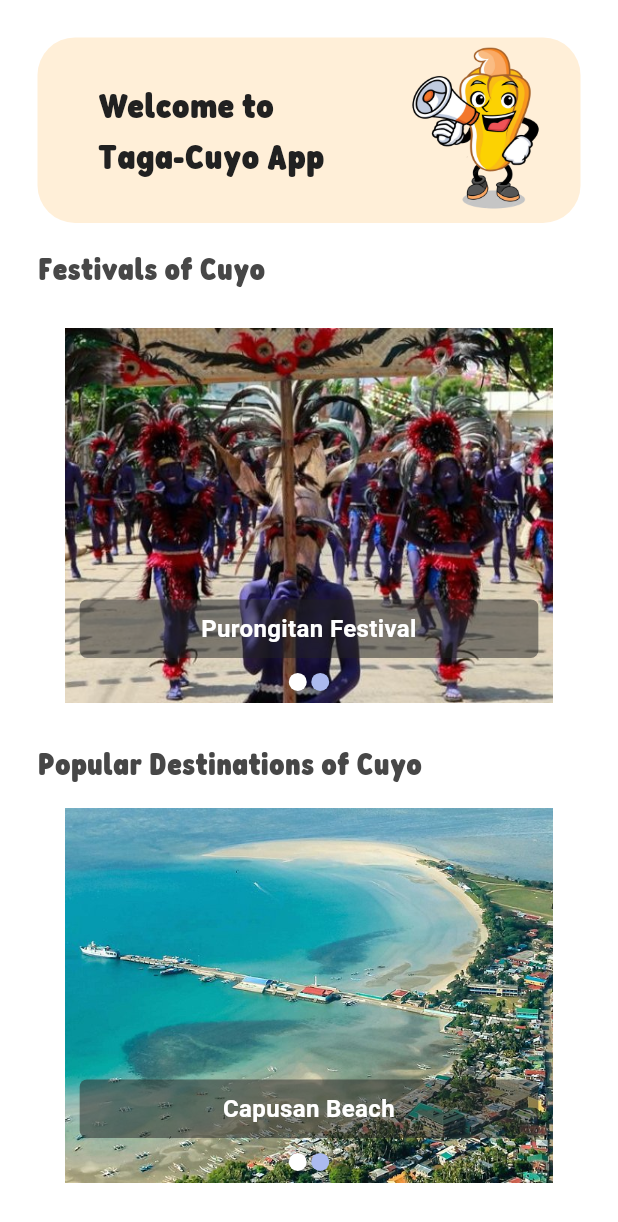
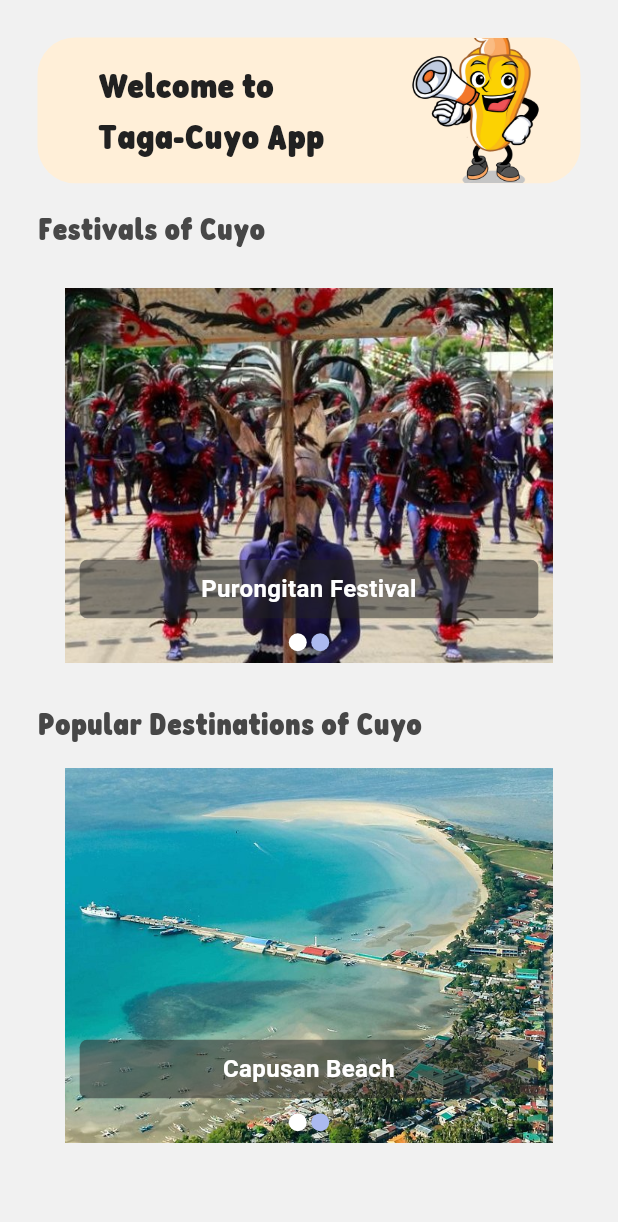
Before and after one commit to zipypie/revised_taga-cuyo, a Flutter app: the HomeScreen screen opened directly, on a phone screen of 412 x 824 dp. Shown: the top 1222 px of the screen. Run offline on Flutter 3.47's test engine with Material 3 defaults, Android fonts, the phone set to English and light mode, and no system bars; drawn by our look-alikes of flutter_carousel_widget; our stand-ins replace curved_navigation_bar, firebase_core; accounts and stored records are empty; statements that could not run were skipped.

Commit message:
Update file name and add translator design

```diff
--- a/lib/app/themes/themes.dart
+++ b/lib/app/themes/themes.dart
@@ -9,7 +9,7 @@ class AppThemes {
       secondary: AppColors.secondary, // Secondary color
       surface: AppColors.primaryBackground, // Background color
     ),
-    scaffoldBackgroundColor: AppColors.primaryBackground,
+    scaffoldBackgroundColor: const Color.fromARGB(255, 241, 241, 241),
     textTheme: const TextTheme(
       bodyLarge: TextStyle(color: Color(0xFF000000)), // Replace bodyText1
       bodyMedium: TextStyle(color: Color(0xFF000000)), // Replace bodyText2
--- /dev/null
+++ b/lib/core/utils/screen_utils.dart
@@ -0,0 +1,11 @@
+import 'package:flutter/widgets.dart';
+
+class ScreenUtils {
+  static double getScreenWidth(BuildContext context) {
+    return MediaQuery.of(context).size.width;
+  }
+
+  static double getScreenHeight(BuildContext context) {
+    return MediaQuery.of(context).size.height - 130;
+  }
+}
--- /dev/null
+++ b/lib/presentation/home/home_screen.dart
@@ -0,0 +1,225 @@
+import 'package:flutter/material.dart';
+import 'package:flutter_carousel_widget/flutter_carousel_widget.dart';
+import 'package:taga_cuyo/core/constants/colors.dart';
+import 'package:taga_cuyo/core/constants/fonts.dart';
+import 'package:taga_cuyo/core/constants/images.dart';
+import 'package:taga_cuyo/core/constants/strings.dart';
+import 'package:taga_cuyo/core/utils/screen_utils.dart';
+
+class HomeScreen extends StatelessWidget {
+  const HomeScreen({super.key});
+
+  @override
+  Widget build(BuildContext context) {
+    return Scaffold(
+      body: Padding(
+        padding: EdgeInsets.fromLTRB(25, 0, 25, 0),
+        child: SingleChildScrollView(
+          child: Column(
+            children: [
+              SizedBox(height: 25),
+              _header1(context),
+              SizedBox(height: 15),
+              _festivalSubtitle(),
+              SizedBox(height: 25),
+              _festivalImages(),
+              SizedBox(height: 25),
+              _destinationSubtitle(),
+              SizedBox(height: 15),
+              _destinationImages(),
+            ],
+          ),
+        ),
+      ),
+    );
+  }
+
+// Custom header widget that displays a welcome message and an image
+  Widget _header1(BuildContext context) {
+    final width = ScreenUtils.getScreenWidth(context) - 130;
+    final height = ScreenUtils.getScreenHeight(context);
+    return Container(
+      height: height * 0.14,
+      decoration: BoxDecoration(
+        borderRadius: BorderRadius.circular(25),
+        color: AppColors.secondaryBackground,
+      ),
+      child: Padding(
+        padding: const EdgeInsets.only(left: 40),
+        child: Row(
+          children: [
+            SizedBox(
+              width: width * 0.72,
+              child: Text(
+                'Welcome to\nTaga-Cuyo App', // Use \n to break the line
+                style: TextStyle(
+                  fontFamily: AppFonts.fcb,
+                  fontSize: 24,
+                  color: AppColors.titleColor,
+                ),
+              ),
+            ),
+            SizedBox(
+              width: width * 0.4, // 30% of the screen width
+              height: width * 0.4,
+              child: Image.asset(
+                LocalImages.cashew1,
+                fit: BoxFit
+                    .cover, // Use BoxFit.cover to make the image cover the area
+              ),
+            )
+          ],
+        ),
+      ),
+    );
+  }
+
+// Displays the subtitle for the festival section
+  Widget _festivalSubtitle() {
+    return Align(
+        alignment: Alignment.topLeft,
+        child: Text(AppString.hsub1, style: TextStyles.heading4));
+  }
+
+// Displays a carousel of festival images with titles
+  Widget _festivalImages() {
+    final List<Map<String, String>> imagesWithTitles = [
+      {'image': LocalImages.event1, 'title': 'Purongitan Festival'},
+      {'image': LocalImages.event2, 'title': 'Ati-atihan Festival'},
+    ];
+
+    return FlutterCarousel(
+      items: imagesWithTitles.map((item) {
+        return Stack(
+          children: [
+            Container(
+              decoration: BoxDecoration(
+                image: DecorationImage(
+                  image: AssetImage(item['image']!),
+                  fit: BoxFit.cover,
+                ),
+              ),
+            ),
+            Positioned(
+              bottom: 30,
+              left: 10,
+              right: 10,
+              child: Container(
+                padding: const EdgeInsets.all(8.0),
+                decoration: BoxDecoration(
+                  color: AppColors.titleColor.withOpacity(0.5),
+                  borderRadius: BorderRadius.circular(5.0),
+                ),
+                child: Text(
+                  item['title']!,
+                  style: const TextStyle(
+                    color: AppColors.primaryBackground,
+                    fontSize: 16.0,
+                    fontWeight: FontWeight.bold,
+                  ),
+                  textAlign: TextAlign.center,
+                ),
+              ),
+            ),
+          ],
+        );
+      }).toList(),
+      options: FlutterCarouselOptions(
+        height: 250,
+        autoPlay: true,
+        enableInfiniteScroll: true,
+        enlargeCenterPage: true,
+        slideIndicator: CircularSlideIndicator(
+          slideIndicatorOptions: SlideIndicatorOptions(
+            currentIndicatorColor: AppColors.primaryBackground,
+            indicatorBackgroundColor: AppColors.accentColor,
+            indicatorRadius: 6.0,
+            itemSpacing: 15.0,
+            enableHalo: true,
+            haloDecoration: BoxDecoration(
+              borderRadius: BorderRadius.circular(10.0),
+              color: AppColors.primary,
+            ),
+            haloPadding: EdgeInsets.all(4.0),
+          ),
+        ),
+      ),
+    );
+  }
+
+  // Displays the subtitle for the destination section
+  Widget _destinationSubtitle() {
+    return Align(
+        alignment: Alignment.topLeft,
+        child: Text(AppString.hsub2, style: TextStyles.heading4));
+  }
+
+  // Displays a carousel of destination images with titles
+  Widget _destinationImages() {
+    final List<Map<String, String>> imagesWithTitles = [
+      {'image': LocalImages.destination1, 'title': 'Capusan Beach'},
+      {
+        'image': LocalImages.destination2,
+        'title': 'St. Augustine Parish Church'
+      },
+    ];
+
+    return FlutterCarousel(
+      items: imagesWithTitles.map((item) {
+        return Stack(
+          children: [
+            Container(
+              decoration: BoxDecoration(
+                image: DecorationImage(
+                  image: AssetImage(item['image']!),
+                  fit: BoxFit.cover,
+                ),
+              ),
+            ),
+            Positioned(
+              bottom: 30,
+              left: 10,
+              right: 10,
+              child: Container(
+                padding: const EdgeInsets.all(8.0),
+                decoration: BoxDecoration(
+                  color: AppColors.titleColor.withOpacity(0.5),
+                  borderRadius: BorderRadius.circular(5.0),
+                ),
+                child: Text(
+                  item['title']!,
+                  style: const TextStyle(
+                    color: AppColors.primaryBackground,
+                    fontSize: 16.0,
+                    fontWeight: FontWeight.bold,
+                  ),
+                  textAlign: TextAlign.center,
+                ),
+              ),
+            ),
+          ],
+        );
+      }).toList(),
+      options: FlutterCarouselOptions(
+        height: 250,
+        autoPlay: true,
+        enableInfiniteScroll: true,
+        enlargeCenterPage: true,
+        slideIndicator: CircularSlideIndicator(
+          slideIndicatorOptions: SlideIndicatorOptions(
+            currentIndicatorColor: AppColors.primaryBackground,
+            indicatorBackgroundColor: AppColors.accentColor,
+            indicatorRadius: 6.0,
+            itemSpacing: 15.0,
+            enableHalo: true,
+            haloDecoration: BoxDecoration(
+              borderRadius: BorderRadius.circular(10.0),
+              color: AppColors.primary,
+            ),
+            haloPadding: EdgeInsets.all(4.0),
+          ),
+        ),
+      ),
+    );
+  }
+}
--- a/lib/screens/home/home_screen.dart
+++ /dev/null
@@ -1,221 +0,0 @@
-import 'package:flutter/material.dart';
-import 'package:flutter_carousel_widget/flutter_carousel_widget.dart';
-import 'package:taga_cuyo/core/constants/colors.dart';
-import 'package:taga_cuyo/core/constants/fonts.dart';
-import 'package:taga_cuyo/core/constants/images.dart';
-import 'package:taga_cuyo/core/constants/strings.dart';
-
-class HomeScreen extends StatelessWidget {
-  const HomeScreen({super.key});
-
-  @override
-  Widget build(BuildContext context) {
-    return Scaffold(
-      body: Padding(
-        padding: EdgeInsets.fromLTRB(25, 0, 25, 0),
-        child: SingleChildScrollView(
-          child: Column(
-            children: [
-              SizedBox(height: 25),
-              _header1(context),
-              SizedBox(height: 15),
-              _festivalSubtitle(),
-              SizedBox(height: 25),
-              _festivalImages(),
-              SizedBox(height: 25),
-              _destinationSubtitle(),
-              SizedBox(height: 15),
-              _destinationImages(),
-            ],
-          ),
-        ),
-      ),
-    );
-  }
-
-  Widget _header1(BuildContext context) {
-    final width = MediaQuery.of(context).size.width - 130;
-    final height = MediaQuery.of(context).size.height;
-    return Container(
-      height: height * 0.15,
-      decoration: BoxDecoration(
-        borderRadius: BorderRadius.circular(25),
-        color: AppColors.secondaryBackground,
-      ),
-      child: Padding(
-        padding: const EdgeInsets.only(left: 40),
-        child: Row(
-          children: [
-            SizedBox(
-              width: width * 0.72,
-              child: Text(
-                'Welcome to\nTaga-Cuyo App', // Use \n to break the line
-                style: TextStyle(
-                  fontFamily: AppFonts.fcb,
-                  fontSize: 24,
-                  color: AppColors.titleColor,
-                ),
-              ),
-            ),
-            SizedBox(
-              width: width * 0.4, // 30% of the screen width
-              height: width * 0.4,
-              child: Image.asset(
-                LocalImages.cashew1,
-                fit: BoxFit
-                    .cover, // Use BoxFit.cover to make the image cover the area
-              ),
-            )
-          ],
-        ),
-      ),
-    );
-  }
-
-  Widget _festivalSubtitle() {
-    return Align(
-        alignment: Alignment.topLeft,
-        child: Text(AppString.hsub1, style: TextStyles.heading4));
-  }
-
-  Widget _festivalImages() {
-    final List<Map<String, String>> imagesWithTitles = [
-      {'image': LocalImages.event1, 'title': 'Purongitan Festival'},
-      {'image': LocalImages.event2, 'title': 'Ati-atihan Festival'},
-    ];
-
-    return FlutterCarousel(
-      items: imagesWithTitles.map((item) {
-        return Stack(
-          children: [
-            Container(
-              decoration: BoxDecoration(
-                image: DecorationImage(
-                  image: AssetImage(item['image']!),
-                  fit: BoxFit.cover,
-                ),
-              ),
-            ),
-            Positioned(
-              bottom: 30,
-              left: 10,
-              right: 10,
-              child: Container(
-                padding: const EdgeInsets.all(8.0),
-                decoration: BoxDecoration(
-                  color: AppColors.titleColor.withOpacity(0.5),
-                  borderRadius: BorderRadius.circular(5.0),
-                ),
-                child: Text(
-                  item['title']!,
-                  style: const TextStyle(
-                    color: AppColors.primaryBackground,
-                    fontSize: 16.0,
-                    fontWeight: FontWeight.bold,
-                  ),
-                  textAlign: TextAlign.center,
-                ),
-              ),
-            ),
-          ],
-        );
-      }).toList(),
-      options: FlutterCarouselOptions(
-        height: 250,
-        autoPlay: true,
-        enableInfiniteScroll: true,
-        enlargeCenterPage: true,
-        slideIndicator: CircularSlideIndicator(
-          slideIndicatorOptions: SlideIndicatorOptions(
-            currentIndicatorColor: AppColors.primaryBackground,
-            indicatorBackgroundColor: AppColors.accentColor,
-            indicatorRadius: 6.0,
-            itemSpacing: 15.0,
-            enableHalo: true,
-            haloDecoration: BoxDecoration(
-              borderRadius: BorderRadius.circular(10.0),
-              color: AppColors.primary,
-            ),
-            haloPadding: EdgeInsets.all(4.0),
-          ),
-        ),
-      ),
-    );
-  }
-
-  /// This is for the Destinations
-
-  Widget _destinationSubtitle() {
-    return Align(
-        alignment: Alignment.topLeft,
-        child: Text(AppString.hsub2, style: TextStyles.heading4));
-  }
-
-  Widget _destinationImages() {
-    final List<Map<String, String>> imagesWithTitles = [
-      {'image': LocalImages.destination1, 'title': 'Capusan Beach'},
-      {
-        'image': LocalImages.destination2,
-        'title': 'St. Augustine Parish Church'
-      },
-    ];
-
-    return FlutterCarousel(
-      items: imagesWithTitles.map((item) {
-        return Stack(
-          children: [
-            Container(
-              decoration: BoxDecoration(
-                image: DecorationImage(
-                  image: AssetImage(item['image']!),
-                  fit: BoxFit.cover,
-                ),
-              ),
-            ),
-            Positioned(
-              bottom: 30,
-              left: 10,
-              right: 10,
-              child: Container(
-                padding: const EdgeInsets.all(8.0),
-                decoration: BoxDecoration(
-                  color: AppColors.titleColor.withOpacity(0.5),
-                  borderRadius: BorderRadius.circular(5.0),
-                ),
-                child: Text(
-                  item['title']!,
-                  style: const TextStyle(
-                    color: AppColors.primaryBackground,
-                    fontSize: 16.0,
-                    fontWeight: FontWeight.bold,
-                  ),
-                  textAlign: TextAlign.center,
-                ),
-              ),
-            ),
-          ],
-        );
-      }).toList(),
-      options: FlutterCarouselOptions(
-        height: 250,
-        autoPlay: true,
-        enableInfiniteScroll: true,
-        enlargeCenterPage: true,
-        slideIndicator: CircularSlideIndicator(
-          slideIndicatorOptions: SlideIndicatorOptions(
-            currentIndicatorColor: AppColors.primaryBackground,
-            indicatorBackgroundColor: AppColors.accentColor,
-            indicatorRadius: 6.0,
-            itemSpacing: 15.0,
-            enableHalo: true,
-            haloDecoration: BoxDecoration(
-              borderRadius: BorderRadius.circular(10.0),
-              color: AppColors.primary,
-            ),
-            haloPadding: EdgeInsets.all(4.0),
-          ),
-        ),
-      ),
-    );
-  }
-}
```
Also changed, not shown: lib/core/common_widgets/app_screen.dart (+10 -0 lines), lib/core/common_widgets/button.dart (+4 -3 lines), lib/core/utils/string_count.dart (added, +9 -0 lines), lib/presentation/translator/translator_screen.dart (added, +155 -0 lines), lib/screens/translator/translator_screen.dart (deleted, +0 -17 lines), lib/presentation/category/category_screen.dart (renamed from lib/screens/category/category_screen.dart), lib/presentation/home/dialog_survey/dialog.dart (added), lib/presentation/lesson/lesson_screen.dart (renamed from lib/screens/lesson/lesson_screen.dart), lib/presentation/profile/profile_screen.dart (renamed from lib/screens/profile/profile_screen.dart), lib/screens/home/dialog_survey/dialog.dart (deleted).
